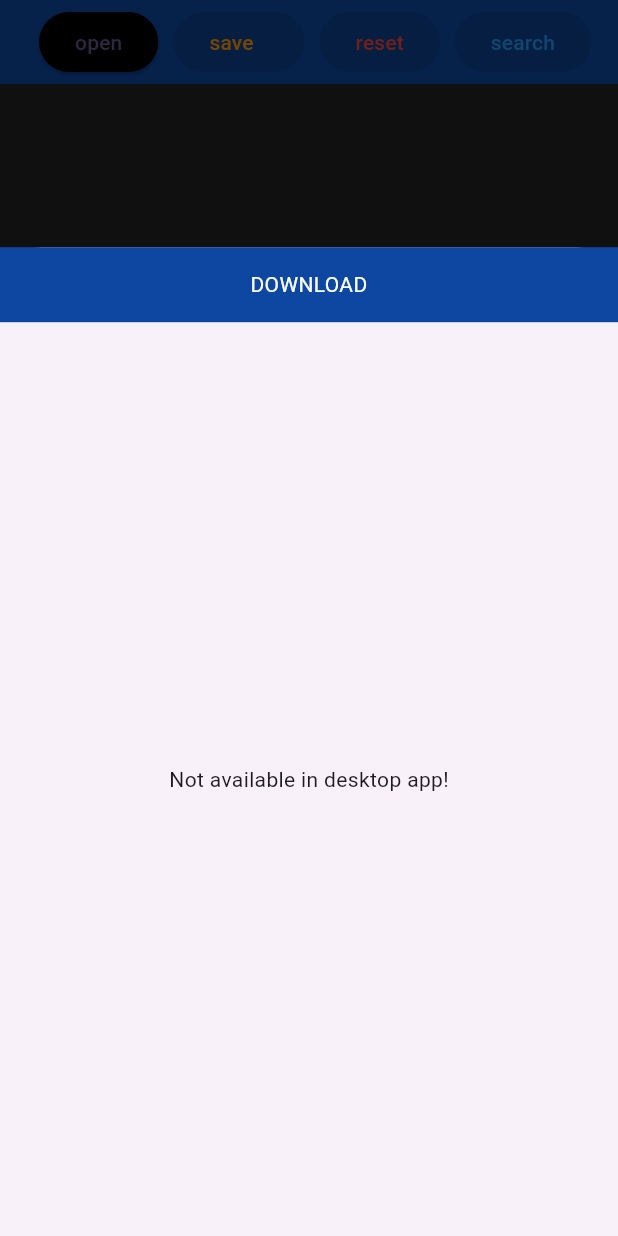
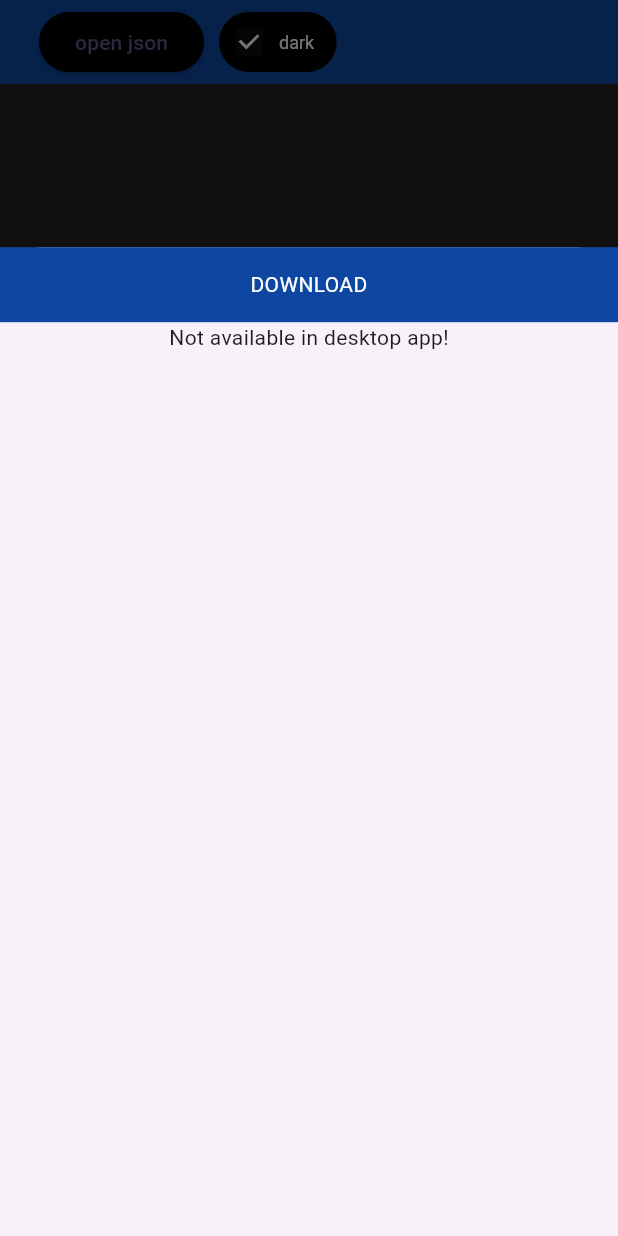
Before and after one commit to jugomo/json_editor, a Flutter app: the screen it shows after launch, after a tap on an icon or button, on a phone screen of 412 x 824 dp. Run offline on Flutter 3.47's test engine with Material 3 defaults, Android fonts, the phone set to English and light mode, and no system bars; our stand-ins replace file_picker, image_picker, yaml; missing offline and left inert: dart:html.

Commit message:
hide buttons when disabling.

```diff
--- a/lib/download/download_all.dart
+++ b/lib/download/download_all.dart
@@ -2,5 +2,7 @@ import 'package:flutter/material.dart';
 
 Widget getDownload(Color dialogBgColor) {
   return const Expanded(
-      child: Center(child: Text("Not available in desktop app!")));
+      child: Column(children: [
+    Center(child: Text("Not available in desktop app!")),
+  ]));
 }
--- a/lib/main.dart
+++ b/lib/main.dart
@@ -27,7 +27,9 @@ class MyApp extends StatelessWidget {
         colorScheme: ColorScheme.fromSeed(seedColor: Colors.deepPurple),
         scrollbarTheme: const ScrollbarThemeData().copyWith(
           thumbVisibility: WidgetStateProperty.all<bool>(true),
-          thumbColor: WidgetStateProperty.all(Colors.blue.shade700),
+          thumbColor: WidgetStatePropertyAll(Colors.blue),
+          trackColor: WidgetStatePropertyAll(Colors.white),
+          interactive: true,
         ),
         useMaterial3: true,
       ),
@@ -197,51 +199,52 @@ class _MyHomePageState extends State<MyHomePage> {
                   child: index == 0
 
                       /* FIRST ITEM IS HEADER FOR KEYS */
-                      ? Padding(
-                          padding: const EdgeInsets.all(0),
-                          child: Row(
-                            mainAxisAlignment: MainAxisAlignment.center,
-                            children: [
-                              /* NEW LANG */
-                              FutureBuilder(
-                                future: files![0].readAsString(),
-                                builder: (context, snapshot) {
-                                  return ElevatedButton(
-                                    onPressed: () {
-                                      setState(() {
-                                        tecLanguages!
-                                            .add(TextEditingController());
+                      ? const SizedBox.shrink()
+//                       Padding(
+//                           padding: const EdgeInsets.all(0),
+//                           child: Row(
+//                             mainAxisAlignment: MainAxisAlignment.center,
+//                             children: [
+//                               /* NEW LANG */
+//                               FutureBuilder(
+//                                 future: files![0].readAsString(),
+//                                 builder: (context, snapshot) {
+//                                   return ElevatedButton(
+//                                     onPressed: () {
+//                                       setState(() {
+//                                         tecLanguages!
+//                                             .add(TextEditingController());
 
-                                        String fullpath = files![0].path;
-                                        String path = fullpath.substring(
-                                            0, fullpath.lastIndexOf("/"));
-                                        String fileName =
-                                            "nuevo$newFileIndex.json";
-                                        filenames!.add(fileName);
-                                        newFileIndex += 1;
-/*
-                                        XFile value = XFile("$path/$fileName");
-                                        files!.add(value);
+//                                         String fullpath = files![0].path;
+//                                         String path = fullpath.substring(
+//                                             0, fullpath.lastIndexOf("/"));
+//                                         String fileName =
+//                                             "nuevo$newFileIndex.json";
+//                                         filenames!.add(fileName);
+//                                         newFileIndex += 1;
+// /*
+//                                         XFile value = XFile("$path/$fileName");
+//                                         files!.add(value);
 
-// TODO - make empty copy of the file
-                                        jsonFiles!
-                                            .add(json.decode(snapshot.data!));
-*/
-                                        isEdited = true;
-                                      });
-                                    },
-                                    style: ElevatedButton.styleFrom(
-                                        padding: const EdgeInsets.all(0),
-                                        backgroundColor: _getBackgoundColor()),
-                                    child: const Text('+ lang',
-                                        maxLines: 1,
-                                        overflow: TextOverflow.ellipsis),
-                                  );
-                                },
-                              ),
-                            ],
-                          ),
-                        )
+// // TODO - make empty copy of the file
+//                                         jsonFiles!
+//                                             .add(json.decode(snapshot.data!));
+// */
+//                                         isEdited = true;
+//                                       });
+//                                     },
+//                                     style: ElevatedButton.styleFrom(
+//                                         padding: const EdgeInsets.all(0),
+//                                         backgroundColor: _getBackgoundColor()),
+//                                     child: const Text('+ lang',
+//                                         maxLines: 1,
+//                                         overflow: TextOverflow.ellipsis),
+//                                   );
+//                                 },
+//                               ),
+//                             ],
+//                           ),
+//                         )
 
                       /* OTHER ITEMS ARE HEADERS FOR EACH LANGUAGE */
                       : Row(
@@ -523,36 +526,56 @@ class _MyHomePageState extends State<MyHomePage> {
         mainAxisAlignment: MainAxisAlignment.spaceEvenly,
         children: [
           /* OPEN */
+          Visibility(
+            visible: files == null,
+            child: Row(
+              children: [
                 ElevatedButton(
-            style:
-                ElevatedButton.styleFrom(backgroundColor: _getBackgoundColor()),
+                  style: ElevatedButton.styleFrom(
+                      backgroundColor: _getBackgoundColor()),
                   onPressed: files == null ? openFiles : null,
-            child: const Text('open'),
+                  child: const Text('open json'),
                 ),
                 const SizedBox(width: 10),
+              ],
+            ),
+          ),
 
           /* SAVE */
+          Visibility(
+            visible: files != null,
+            child: Row(
+              children: [
                 ElevatedButton(
-            style:
-                ElevatedButton.styleFrom(backgroundColor: _getBackgoundColor()),
+                  style: ElevatedButton.styleFrom(
+                      backgroundColor: _getBackgoundColor()),
                   onPressed: isEdited ? saveFiles : null,
                   child: Row(
                     children: [
-                const Text('save', style: TextStyle(color: Colors.orange)),
+                      const Text('save',
+                          style: TextStyle(color: Colors.orange)),
                       const SizedBox(width: 10),
 
                       /* EDITED HINT */
                       if (isEdited)
-                  const Text("(*)", style: TextStyle(color: Colors.white)),
+                        const Text("(*)",
+                            style: TextStyle(color: Colors.white)),
                     ],
                   ),
                 ),
                 const SizedBox(width: 10),
+              ],
+            ),
+          ),
 
           /* RESET */
+          Visibility(
+            visible: files != null,
+            child: Row(
+              children: [
                 ElevatedButton(
-            style:
-                ElevatedButton.styleFrom(backgroundColor: _getBackgoundColor()),
+                  style: ElevatedButton.styleFrom(
+                      backgroundColor: _getBackgoundColor()),
                   onPressed: files != null
                       ? () async {
                           setState(() {
@@ -569,14 +592,22 @@ class _MyHomePageState extends State<MyHomePage> {
                           });
                         }
                       : null,
-            child: const Text('reset', style: TextStyle(color: Colors.red)),
+                  child:
+                      const Text('reset', style: TextStyle(color: Colors.red)),
                 ),
                 const SizedBox(width: 10),
+              ],
+            ),
+          ),
 
           /* SEARCH */
+          Visibility(
+            visible: files != null,
+            child: Row(
+              children: [
                 ElevatedButton(
-            style:
-                ElevatedButton.styleFrom(backgroundColor: _getBackgoundColor()),
+                  style: ElevatedButton.styleFrom(
+                      backgroundColor: _getBackgoundColor()),
                   onPressed: files != null
                       ? () async {
                           setState(() {
@@ -601,12 +632,16 @@ class _MyHomePageState extends State<MyHomePage> {
                           });
                         }
                       : null,
-            child: const Text('search', style: TextStyle(color: Colors.blue)),
+                  child: const Text('search',
+                      style: TextStyle(color: Colors.blue)),
+                ),
+                const SizedBox(width: 10),
+              ],
+            ),
           ),
           if (searching)
             Row(
               children: [
-                const SizedBox(width: 10),
                 Container(
                   decoration: BoxDecoration(
                     border: Border.all(),
@@ -628,11 +663,11 @@ class _MyHomePageState extends State<MyHomePage> {
                     },
                   ),
                 ),
+                const SizedBox(width: 10),
               ],
             ),
 
           /* DARKMODE */
-          const SizedBox(width: 10),
           InkWell(
             onTap: () {
               setState(() {
@@ -646,14 +681,18 @@ class _MyHomePageState extends State<MyHomePage> {
                 borderRadius: BorderRadius.circular(20),
                 color: _getBackgoundColor(),
               ),
-              padding: const EdgeInsets.symmetric(horizontal: 10),
+              padding: const EdgeInsets.only(top: 0, bottom: 0, right: 15),
               child: Row(
                 children: [
-                  Checkbox(
+                  SizedBox(
+                    width: 40,
+                    height: 40,
+                    child: Checkbox(
                       value: darkMode,
                       onChanged: null,
                     ),
-                  Text("darkmode",
+                  ),
+                  Text("dark",
                       style: TextStyle(
                           color: darkMode ? Colors.white : Colors.black,
                           fontSize: 12)),
```
Lines whose indentation alone changed are shown as unchanged.
